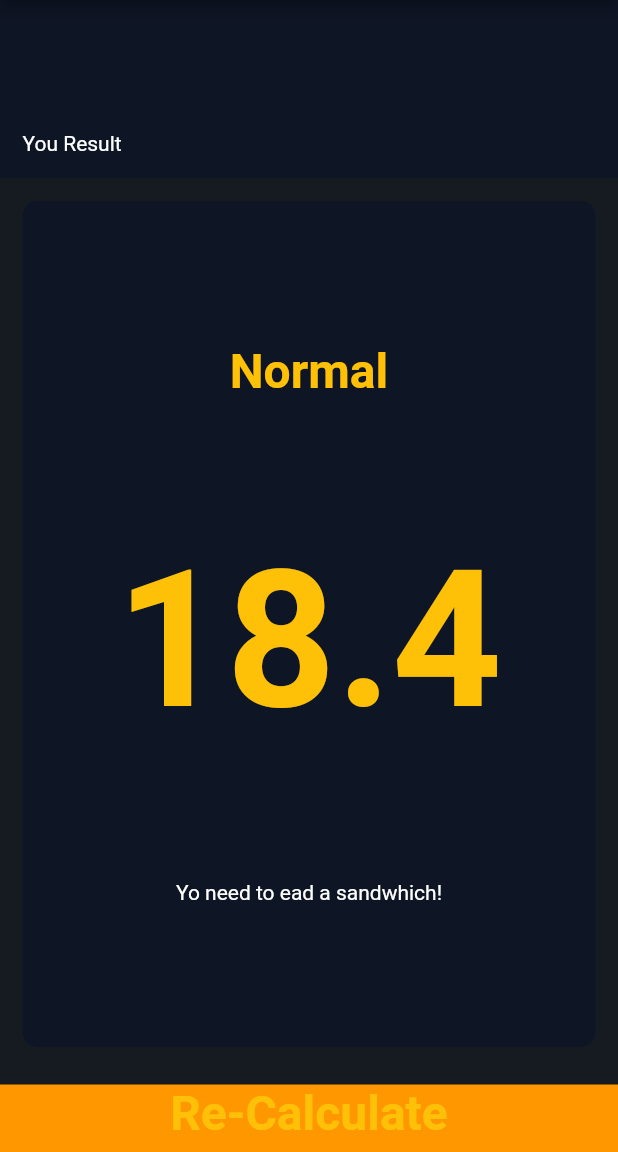
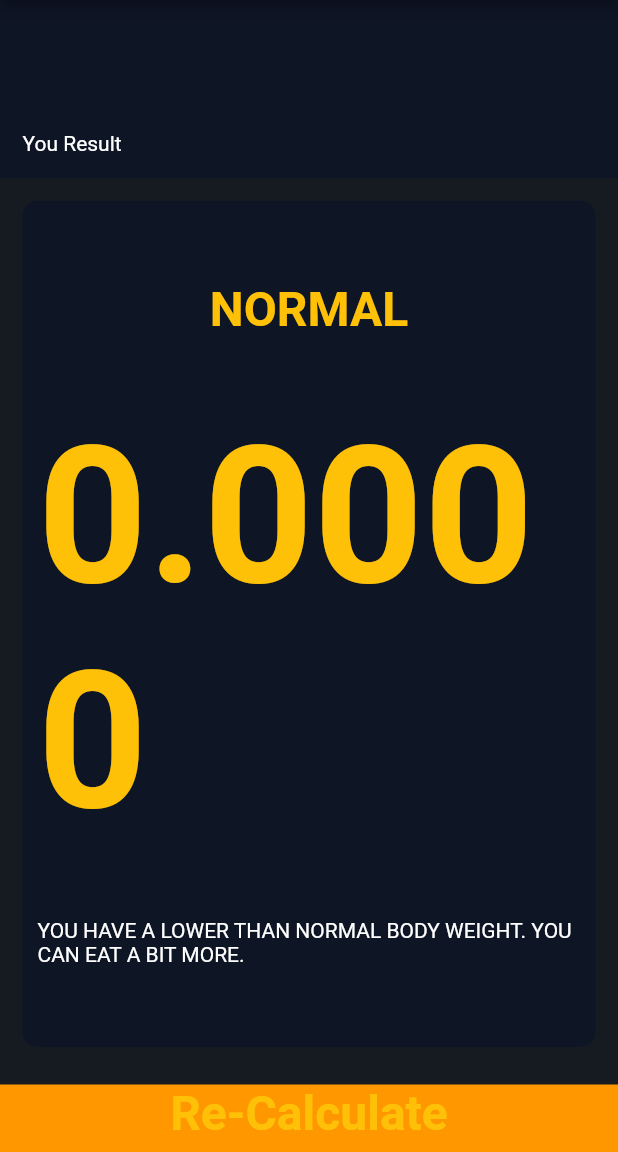
Before and after one commit to tlaw22/bmi_calc_flutter, a Flutter app: the screen it shows after launch, after a tap on "CALCULATE", on a phone screen of 412 x 824 dp, the part 84-1236 px from its top. Run offline on Flutter 3.47's test engine with Material 2 defaults, Android fonts, the phone set to English and light mode, and no system bars; our stand-ins replace font_awesome_flutter.

Commit message:
Everything works except the calculateor_brain.dart

```diff
--- a/lib/calculateor_brain.dart
+++ b/lib/calculateor_brain.dart
@@ -2,26 +2,36 @@ import 'dart:math';
 
 import 'package:flutter/cupertino.dart';
 
-class CalculatorBrain{
+class CalculatorBrain {
   int height;
 
   int weight;
 
   CalculatorBrain({required this.height, required this.weight});
-
+//     _bmi = weight / pow(height / 100, 2);
   double calculateBMI() {
-    return weight / pow(height, 2);
+    return weight / pow(height, 2) / 100;
   }
 
   String getResult() {
-    double bmi = calculateBMI();
-    if (bmi > 25) {
+    double _bmi = calculateBMI();
+    if (_bmi > 25) {
       return 'Overweight';
-    } else if (bmi < 18.5) {
+    } else if (_bmi < 18.5) {
       return 'Normal';
     } else {
       return 'Underweight';
     }
   }
 
+  String getInterpretation() {
+    double _bmi = calculateBMI();
+    if (_bmi >= 25) {
+      return 'You have a higher than normal body weight. Try to eat less Mc\'CHicken\'s.';
+    } else if (_bmi >= 18.5) {
+      return 'You have a normal body weight. Good job!';
+    } else {
+      return 'You have a lower than normal body weight. You can eat a bit more.';
+    }
+  }
 }
--- a/lib/screens/input_page.dart
+++ b/lib/screens/input_page.dart
@@ -7,6 +7,7 @@ import '../components/reusable_card.dart';
 import '../components/constants.dart';
 import 'results_page.dart';
 import '../components/bottom_button.dart';
+import 'package:bmi_calc_flutter/calculateor_brain.dart';
 enum Gender {
   male,
   female,
@@ -234,7 +235,17 @@ class _InputPageState extends State<InputPage> {
             ),
             BottomButton(buttonTitle: 'CALCULATE',
             onTap: () {
-              Navigator.push(context, MaterialPageRoute(builder: (context) => const ResultsPage()));
+              // Last major function
+
+              CalculatorBrain calc = CalculatorBrain(height: height, weight: weight);
+
+
+
+              Navigator.push(context, MaterialPageRoute(builder: (context) => ResultsPage(
+                interpretation: calc.getInterpretation(),
+                bmiResult: calc.calculateBMI().toStringAsFixed(4),
+                resultText: calc.getResult(),
+              )));
 
             }),
           ],
@@ -244,28 +255,3 @@ class _InputPageState extends State<InputPage> {
 
 // There was no need to Rebuild the RawMaterialButton
 // I don't know how to make a bg fill but I can wrap it in a container later.
-
-class RoundIconButton extends StatelessWidget {
-  const RoundIconButton({Key? key, this.icon});
-
-  final IconData? icon;
-
-  @override
-  Widget build(BuildContext context) {
-    return const RawMaterialButton(
-      shape: CircleBorder(),
-      fillColor: Color(0xFF4C4F5E),
-      elevation: 6.0,
-      disabledElevation: 1.0,
-      onPressed: null,
-      constraints: BoxConstraints.tightFor(width: 56.0, height: 56.0),
-      child: Icon(FontAwesomeIcons.facebook), // This line does not accept the
-    );
-  }
-}
-
-/*
-
-
-
- */
--- a/lib/screens/results_page.dart
+++ b/lib/screens/results_page.dart
@@ -4,7 +4,14 @@ import '../components/reusable_card.dart';
 import 'package:bmi_calc_flutter/screens/input_page.dart';
 import 'package:bmi_calc_flutter/components/bottom_button.dart';
 class ResultsPage extends StatelessWidget {
-  const ResultsPage({Key? key}) : super(key: key);
+  ResultsPage(
+      {required this.interpretation,
+        required this.bmiResult,
+        required this.resultText});
+
+  final String bmiResult;
+  final String resultText;
+  final String interpretation;
 
   @override
   Widget build(BuildContext context) {
@@ -27,9 +34,9 @@ class ResultsPage extends StatelessWidget {
                   mainAxisAlignment: MainAxisAlignment.spaceEvenly,
                   crossAxisAlignment: CrossAxisAlignment.center,
                   children: <Widget> [
-                    Text('Normal', style: kResultsPage),
-                    Text('18.4', style: kResultsPage, textScaleFactor: 4),
-                    Text('Yo need to ead a sandwhich!'),
+                    Text(resultText.toUpperCase(), style: kResultsPage),
+                    Text(bmiResult, style: kResultsPage, textScaleFactor: 4),
+                    Text(interpretation.toUpperCase()),
 
                   ],
 
```
